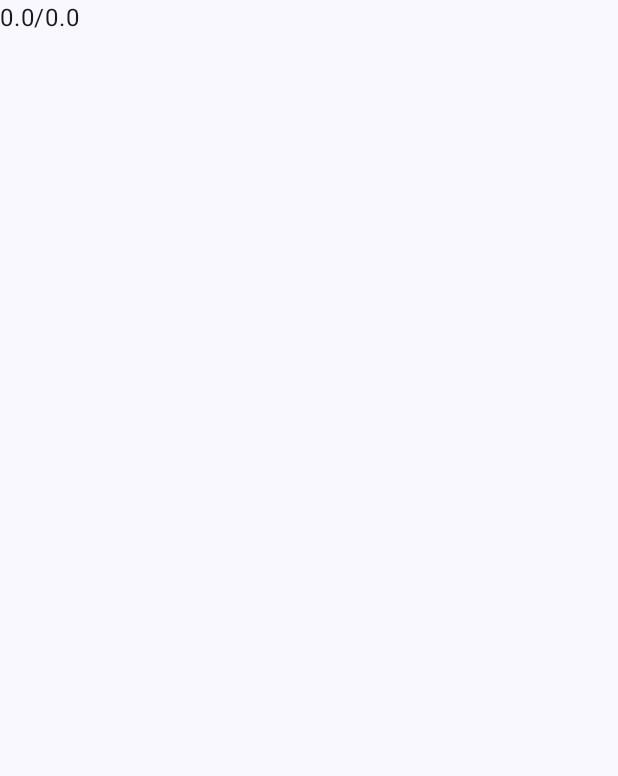
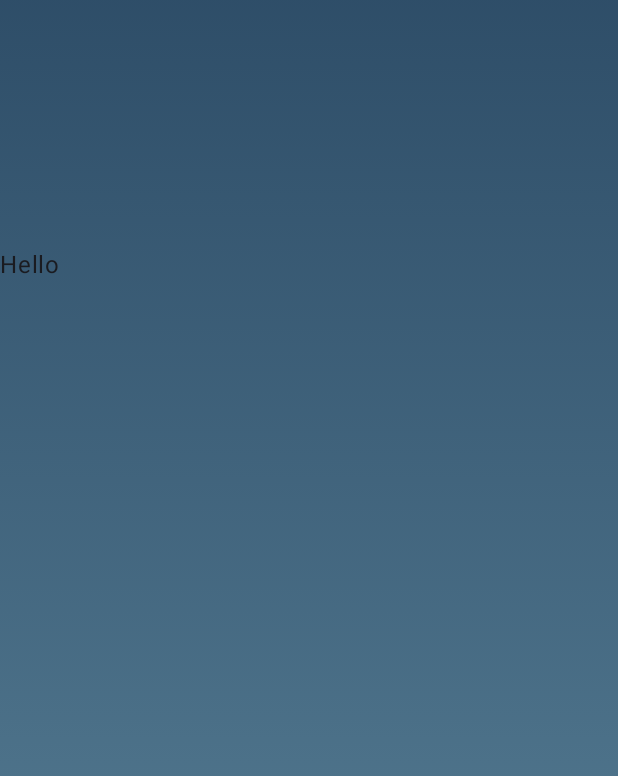
Before and after one commit to Torex9/WeatherAppPrototype, an Android app built with Jetpack Compose: the screen it shows after launch (MainActivity), on a phone screen of 412 x 824 dp. Before the commit the part shown is almost empty. Shown: the top 776 px of the screen. Run offline under Robolectric (Android 15) with nearby library versions, the phone set to English and light mode, and no system bars; our stand-ins replace accompanist.

Commit message:
Layout of app

```diff
--- a/app/src/main/java/com/rufus/weatherapp/MainActivity.kt
+++ b/app/src/main/java/com/rufus/weatherapp/MainActivity.kt
@@ -10,7 +10,13 @@ import androidx.activity.ComponentActivity
 import androidx.activity.compose.rememberLauncherForActivityResult
 import androidx.activity.compose.setContent
 import androidx.activity.result.contract.ActivityResultContracts
+import androidx.compose.foundation.background
+import androidx.compose.foundation.layout.Arrangement
+import androidx.compose.foundation.layout.Box
+import androidx.compose.foundation.layout.Column
 import androidx.compose.foundation.layout.fillMaxSize
+import androidx.compose.foundation.rememberScrollState
+import androidx.compose.foundation.verticalScroll
 import androidx.compose.material3.MaterialTheme
 import androidx.compose.material3.Surface
 import androidx.compose.material3.Text
@@ -21,8 +27,17 @@ import androidx.compose.runtime.getValue
 import androidx.compose.runtime.mutableStateOf
 import androidx.compose.runtime.remember
 import androidx.compose.runtime.setValue
+import androidx.compose.ui.Alignment
 import androidx.compose.ui.Modifier
+import androidx.compose.ui.geometry.Offset
+import androidx.compose.ui.graphics.Brush
+import androidx.compose.ui.graphics.Color
+import androidx.compose.ui.layout.Layout
+import androidx.compose.ui.layout.layout
+import androidx.compose.ui.platform.LocalConfiguration
+import androidx.compose.ui.platform.LocalDensity
 import androidx.compose.ui.tooling.preview.Preview
+import androidx.compose.ui.unit.dp
 import androidx.core.content.ContextCompat
 import com.google.accompanist.systemuicontroller.rememberSystemUiController
 import com.google.android.gms.location.FusedLocationProviderClient
@@ -31,6 +46,8 @@ import com.google.android.gms.location.LocationRequest
 import com.google.android.gms.location.LocationResult
 import com.google.android.gms.location.LocationServices
 import com.google.android.gms.location.Priority
+import com.rufus.weatherapp.constant.Const.Companion.colorBg1
+import com.rufus.weatherapp.constant.Const.Companion.colorBg2
 import com.rufus.weatherapp.constant.Const.Companion.permissions
 import com.rufus.weatherapp.model.MyLatLng
 import com.rufus.weatherapp.ui.theme.WeatherAppTheme
@@ -154,7 +171,42 @@ class MainActivity : ComponentActivity() {
             }
         })
 
-        Text(text = "${currentLocation.lat}/${currentLocation.lng}")
+        val gradient = Brush.linearGradient(
+            colors = listOf(Color(colorBg1) , Color(colorBg2)),
+            start = Offset(1000f, -1000f),
+            end = Offset(1000f, 1000f)
+        )
+
+        Box(
+            modifier = Modifier
+                .fillMaxSize()
+                .background(gradient)
+        ) {
+            val screenHeight = LocalConfiguration.current.screenHeightDp.dp
+            val marginTop = screenHeight * 0.2f // I want the margin top at 20% height
+            val marginTopPx = with(LocalDensity.current) {marginTop.toPx()}
+
+            Column(
+                modifier = Modifier
+                    .verticalScroll(rememberScrollState())
+                    .layout { measurable, constraints ->
+                        val placeable = measurable.measure(constraints)
+
+                        //Define the layout for the child
+                        layout(
+                            placeable.width,
+                            placeable.height + marginTopPx.toInt()
+                        ) {
+                            placeable.placeRelative(0, marginTopPx.toInt())
+                        }
+                    },
+                verticalArrangement = Arrangement.Center,
+                horizontalAlignment = Alignment.CenterHorizontally
+            ) {
+                Text(text = "Hello")
+            }
+
+        }
     }
 
     private fun initlocationClient() {
--- a/app/src/main/java/com/rufus/weatherapp/constant/Const.kt
+++ b/app/src/main/java/com/rufus/weatherapp/constant/Const.kt
@@ -6,5 +6,13 @@ class Const {
             android.Manifest.permission.ACCESS_COARSE_LOCATION,
             android.Manifest.permission.ACCESS_FINE_LOCATION
         )
+
+        const val  openWeatherMapApiKey = "34a2af3c090ed1efc0bb8ee92cfac078";
+        //const val  openWeatherMapApiKey = "ae6170a64d465935e51cee2d1d45fc8d";
+        const val  colorBg1 = 0xff08203e;
+        const val  colorBg2 = 0xff557c93;
+
+        const val  LOADING = "Loading..."
+        const val  NA= "N/A"
     }
 }
```
